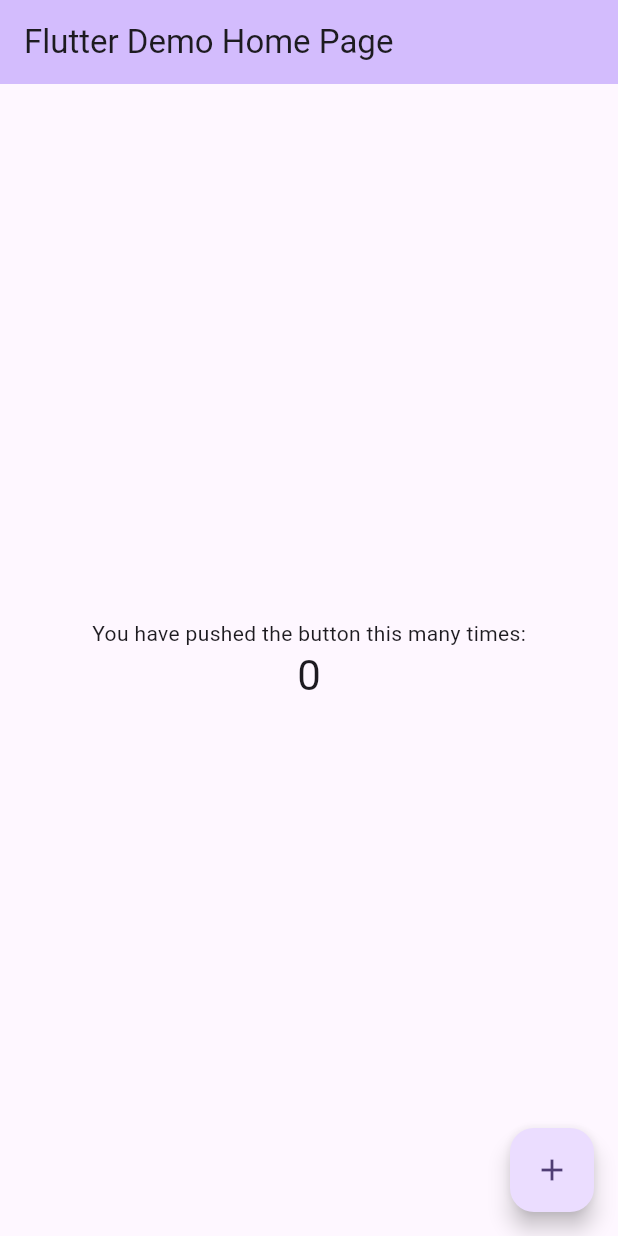
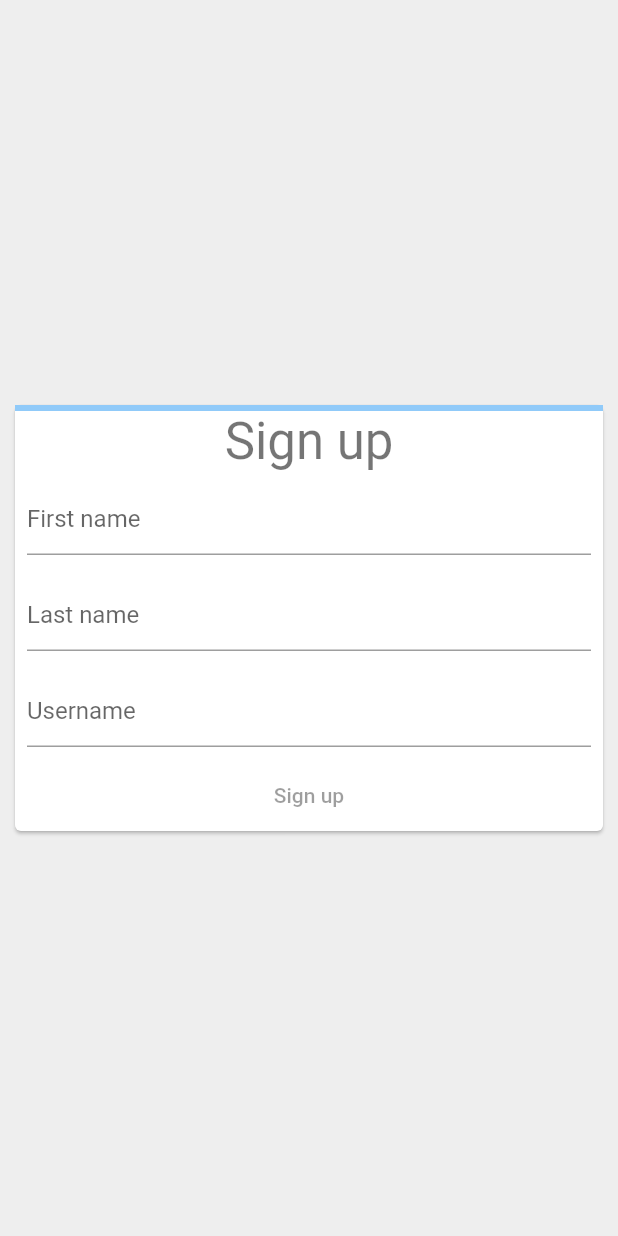
Before and after one commit to allanjchiang/codelab_web, a Flutter app: the screen it shows after launch, on a phone screen of 412 x 824 dp. Run offline on Flutter 3.47's test engine with Material 2 defaults, Android fonts, the phone set to English and light mode, and no system bars.

Commit message:
Replace the contents of main.dart with the contents of the clipboard

```diff
--- a/signin_example/lib/main.dart
+++ b/signin_example/lib/main.dart
@@ -1,125 +1,102 @@
 import 'package:flutter/material.dart';
 
-void main() {
-  runApp(const MyApp());
-}
+void main() => runApp(const SignUpApp());
 
-class MyApp extends StatelessWidget {
-  const MyApp({super.key});
+class SignUpApp extends StatelessWidget {
+  const SignUpApp();
 
-  // This widget is the root of your application.
   @override
   Widget build(BuildContext context) {
     return MaterialApp(
-      title: 'Flutter Demo',
-      theme: ThemeData(
-        // This is the theme of your application.
-        //
-        // TRY THIS: Try running your application with "flutter run". You'll see
-        // the application has a blue toolbar. Then, without quitting the app,
-        // try changing the seedColor in the colorScheme below to Colors.green
-        // and then invoke "hot reload" (save your changes or press the "hot
-        // reload" button in a Flutter-supported IDE, or press "r" if you used
-        // the command line to start the app).
-        //
-        // Notice that the counter didn't reset back to zero; the application
-        // state is not lost during the reload. To reset the state, use hot
-        // restart instead.
-        //
-        // This works for code too, not just values: Most code changes can be
-        // tested with just a hot reload.
-        colorScheme: ColorScheme.fromSeed(seedColor: Colors.deepPurple),
-        useMaterial3: true,
-      ),
-      home: const MyHomePage(title: 'Flutter Demo Home Page'),
+      routes: {
+        '/': (context) => const SignUpScreen(),
+      },
     );
   }
 }
 
-class MyHomePage extends StatefulWidget {
-  const MyHomePage({super.key, required this.title});
-
-  // This widget is the home page of your application. It is stateful, meaning
-  // that it has a State object (defined below) that contains fields that affect
-  // how it looks.
-
-  // This class is the configuration for the state. It holds the values (in this
-  // case the title) provided by the parent (in this case the App widget) and
-  // used by the build method of the State. Fields in a Widget subclass are
-  // always marked "final".
-
-  final String title;
-
-  @override
-  State<MyHomePage> createState() => _MyHomePageState();
-}
-
-class _MyHomePageState extends State<MyHomePage> {
-  int _counter = 0;
-
-  void _incrementCounter() {
-    setState(() {
-      // This call to setState tells the Flutter framework that something has
-      // changed in this State, which causes it to rerun the build method below
-      // so that the display can reflect the updated values. If we changed
-      // _counter without calling setState(), then the build method would not be
-      // called again, and so nothing would appear to happen.
-      _counter++;
-    });
-  }
+class SignUpScreen extends StatelessWidget {
+  const SignUpScreen();
 
   @override
   Widget build(BuildContext context) {
-    // This method is rerun every time setState is called, for instance as done
-    // by the _incrementCounter method above.
-    //
-    // The Flutter framework has been optimized to make rerunning build methods
-    // fast, so that you can just rebuild anything that needs updating rather
-    // than having to individually change instances of widgets.
     return Scaffold(
-      appBar: AppBar(
-        // TRY THIS: Try changing the color here to a specific color (to
-        // Colors.amber, perhaps?) and trigger a hot reload to see the AppBar
-        // change color while the other colors stay the same.
-        backgroundColor: Theme.of(context).colorScheme.inversePrimary,
-        // Here we take the value from the MyHomePage object that was created by
-        // the App.build method, and use it to set our appbar title.
-        title: Text(widget.title),
-      ),
-      body: Center(
-        // Center is a layout widget. It takes a single child and positions it
-        // in the middle of the parent.
-        child: Column(
-          // Column is also a layout widget. It takes a list of children and
-          // arranges them vertically. By default, it sizes itself to fit its
-          // children horizontally, and tries to be as tall as its parent.
-          //
-          // Column has various properties to control how it sizes itself and
-          // how it positions its children. Here we use mainAxisAlignment to
-          // center the children vertically; the main axis here is the vertical
-          // axis because Columns are vertical (the cross axis would be
-          // horizontal).
-          //
-          // TRY THIS: Invoke "debug painting" (choose the "Toggle Debug Paint"
-          // action in the IDE, or press "p" in the console), to see the
-          // wireframe for each widget.
-          mainAxisAlignment: MainAxisAlignment.center,
-          children: <Widget>[
-            const Text(
-              'You have pushed the button this many times:',
-            ),
-            Text(
-              '$_counter',
-              style: Theme.of(context).textTheme.headlineMedium,
-            ),
-          ],
+      backgroundColor: Colors.grey[200],
+      body: const Center(
+        child: SizedBox(
+          width: 400,
+          child: Card(
+            child: SignUpForm(),
+          ),
         ),
       ),
-      floatingActionButton: FloatingActionButton(
-        onPressed: _incrementCounter,
-        tooltip: 'Increment',
-        child: const Icon(Icons.add),
-      ), // This trailing comma makes auto-formatting nicer for build methods.
     );
   }
 }
+
+class SignUpForm extends StatefulWidget {
+  const SignUpForm();
+
+  @override
+  State<SignUpForm> createState() => _SignUpFormState();
+}
+
+class _SignUpFormState extends State<SignUpForm> {
+  final _firstNameTextController = TextEditingController();
+  final _lastNameTextController = TextEditingController();
+  final _usernameTextController = TextEditingController();
+
+  double _formProgress = 0;
+
+  @override
+  Widget build(BuildContext context) {
+    return Form(
+      child: Column(
+        mainAxisSize: MainAxisSize.min,
+        children: [
+          LinearProgressIndicator(value: _formProgress),
+          Text('Sign up', style: Theme.of(context).textTheme.headlineMedium),
+          Padding(
+            padding: const EdgeInsets.all(8),
+            child: TextFormField(
+              controller: _firstNameTextController,
+              decoration: const InputDecoration(hintText: 'First name'),
+            ),
+          ),
+          Padding(
+            padding: const EdgeInsets.all(8),
+            child: TextFormField(
+              controller: _lastNameTextController,
+              decoration: const InputDecoration(hintText: 'Last name'),
+            ),
+          ),
+          Padding(
+            padding: const EdgeInsets.all(8),
+            child: TextFormField(
+              controller: _usernameTextController,
+              decoration: const InputDecoration(hintText: 'Username'),
+            ),
+          ),
+          TextButton(
+            style: ButtonStyle(
+              foregroundColor: MaterialStateProperty.resolveWith(
+                  (Set<MaterialState> states) {
+                return states.contains(MaterialState.disabled)
+                    ? null
+                    : Colors.white;
+              }),
+              backgroundColor: MaterialStateProperty.resolveWith(
+                  (Set<MaterialState> states) {
+                return states.contains(MaterialState.disabled)
+                    ? null
+                    : Colors.blue;
+              }),
+            ),
+            onPressed: null,
+            child: const Text('Sign up'),
+          ),
+        ],
+      ),
+    );
+  }
+}
```
